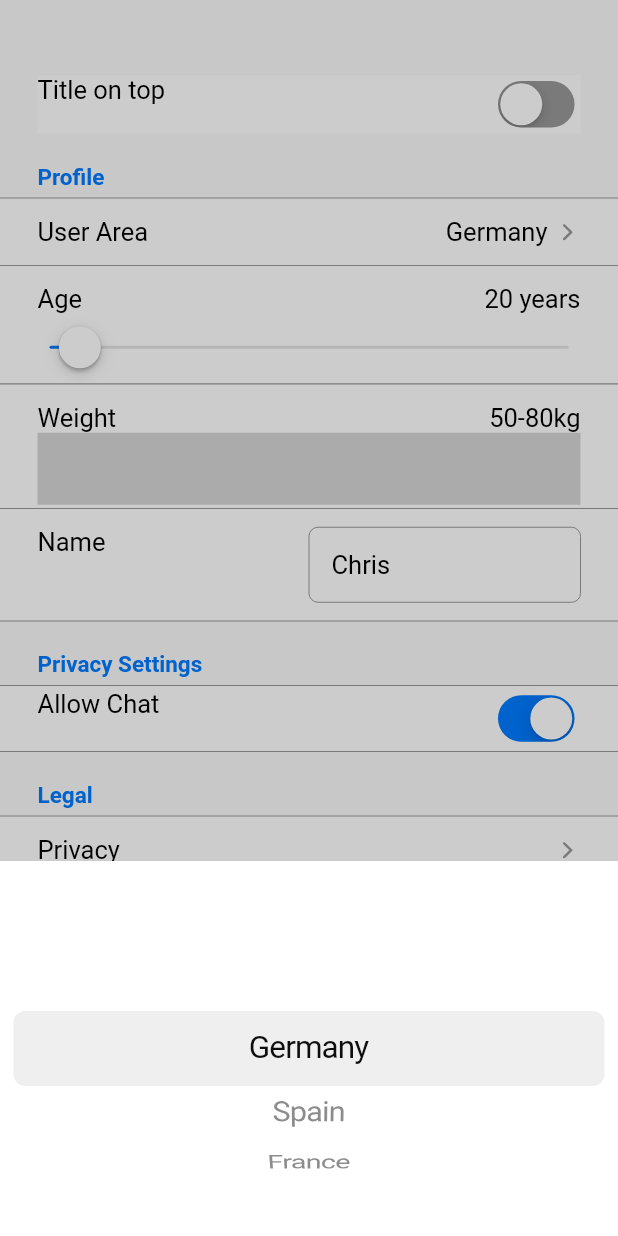
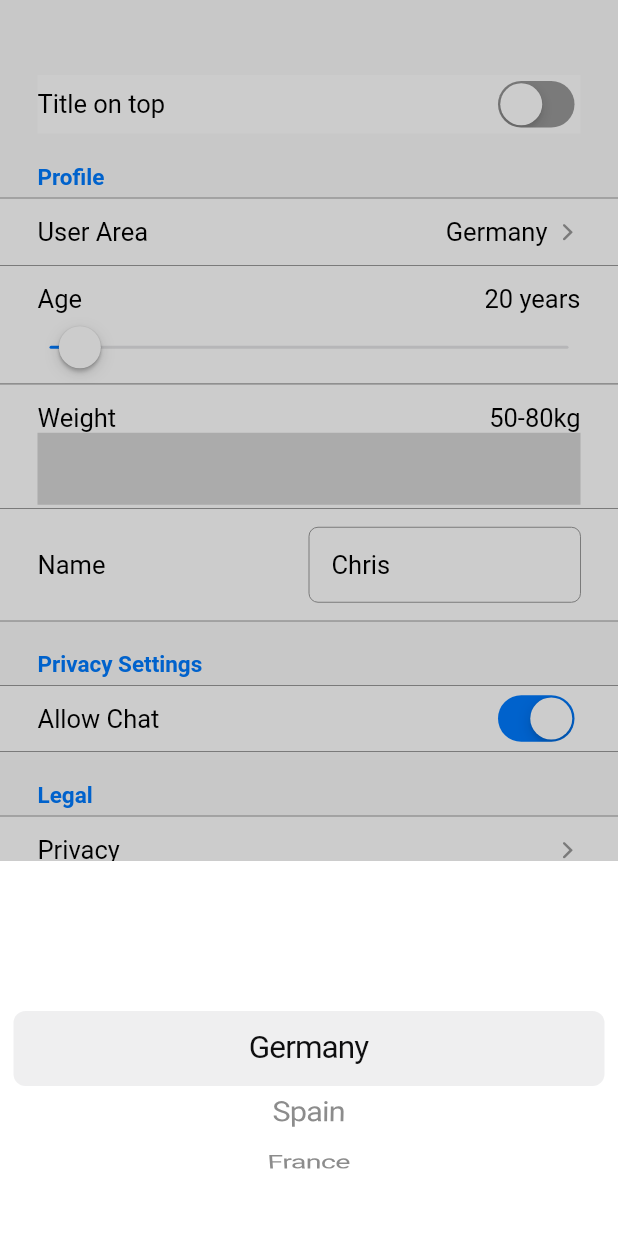
Before and after one commit to Rodiii/flutter_cupertino_setting_control, a Flutter app: the screen it shows after launch, after a tap on "User Area", on a phone screen of 412 x 824 dp. Run offline on Flutter 3.47's test engine with Material 2 defaults, Android fonts, the phone set to English and light mode, and no system bars; missing offline and left inert: cupertino_range_slider.

Commit message:
feature: crossAxisAlignment is now always center

```diff
--- a/example/lib/main.dart
+++ b/example/lib/main.dart
@@ -52,8 +52,7 @@ class _MyHomeState extends State<MyHome> {
               config: SettingsRowConfiguration(
                   showTitleLeft: !_titleOnTop, showTopTitle: _titleOnTop),
               rowData: SettingsURLConfig(
-                  title: 'Privacy',
-                  url: 'https://yourprivacystuff.notexistant')),
+                  title: 'Privacy', url: 'https://yourprivacystuff.de')),
           SizedBox(height: _titleOnTop ? 10.0 : 0.0),
           new SettingRow(
               config: SettingsRowConfiguration(
--- a/lib/cupertino_setting_control.dart
+++ b/lib/cupertino_setting_control.dart
@@ -751,10 +751,7 @@ class SettingRowState extends State<SettingRow> {
                     )
                   : Column(children: <Widget>[
                       Row(
-                        crossAxisAlignment: !widget.config.showTitleLeft &&
-                                !widget.config.showTopTitle
-                            ? CrossAxisAlignment.center
-                            : CrossAxisAlignment.start,
+                        crossAxisAlignment: CrossAxisAlignment.center,
                         mainAxisAlignment: !widget.config.showTitleLeft &&
                                 !widget.config.showTopTitle
                             ? MainAxisAlignment.center
--- a/pubspec.yaml
+++ b/pubspec.yaml
@@ -1,6 +1,6 @@
 name: cupertino_setting_control
 description: Wrapper for multiple kind of Cupertino Inputs (Textfield, Dropdown, Slider)
-version: 1.0.2
+version: 1.0.3
 homepage: https://github.com/Rodiii/flutter_cupertino_setting_control
 maintainer: Christoph Rothermel (@rothech)
 
```
Also changed, not shown: example/pubspec.lock, pubspec.lock, 5 other files.
